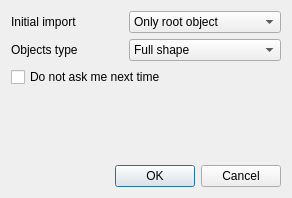
First picture: the form in ui/dialogImport.ui, repository yorikvanhavre/FreeCAD-NativeIFC, before the edit.
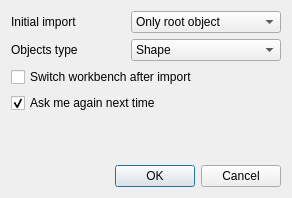
Second picture: the form after the edit.

The edit to the form file:
```diff
--- a/ui/dialogImport.ui
+++ b/ui/dialogImport.ui
@@ -56,12 +56,7 @@
       <widget class="QComboBox" name="comboBox_2">
        <item>
         <property name="text">
-         <string>Full shape</string>
-        </property>
-       </item>
-       <item>
-        <property name="text">
-         <string>Shape (no compound)</string>
+         <string>Shape</string>
         </property>
        </item>
        <item>
@@ -73,13 +68,26 @@
      </item>
     </layout>
    </item>
+   <item>
+    <widget class="QCheckBox" name="checkBox_2">
+     <property name="toolTip">
+      <string>If this is checked, the workbench specified in Start preferences will be loaded after import</string>
+     </property>
+     <property name="text">
+      <string>Switch workbench after import</string>
+     </property>
+    </widget>
+   </item>
    <item>
     <widget class="QCheckBox" name="checkBox">
      <property name="toolTip">
       <string>If this is checked, these settings will be applied automatically next time. You can chenge this later under menu Edit -&gt; Preferences -&gt; Import/Export -&gt; Native IFC</string>
      </property>
      <property name="text">
-      <string>Do not ask me next time</string>
+      <string>Ask me again next time</string>
+     </property>
+     <property name="checked">
+      <bool>true</bool>
      </property>
     </widget>
    </item>
```
Left out of the diff: 5 changed lines with no effect on the pictures.
